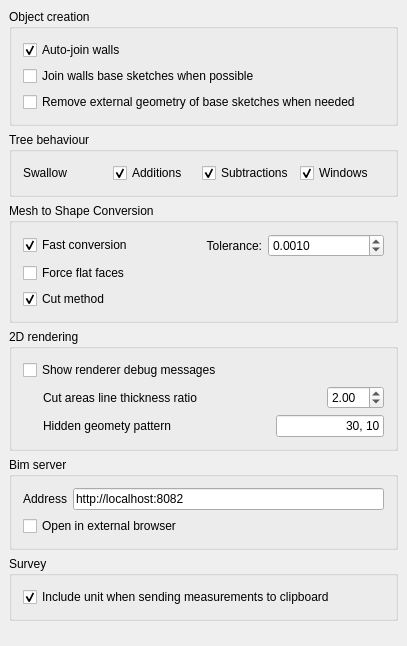
The window that src/Mod/Arch/Resources/ui/preferences-arch.ui (berndhahnebach/All_FreeCAD) describes before a commit, drawn with Qt 5.
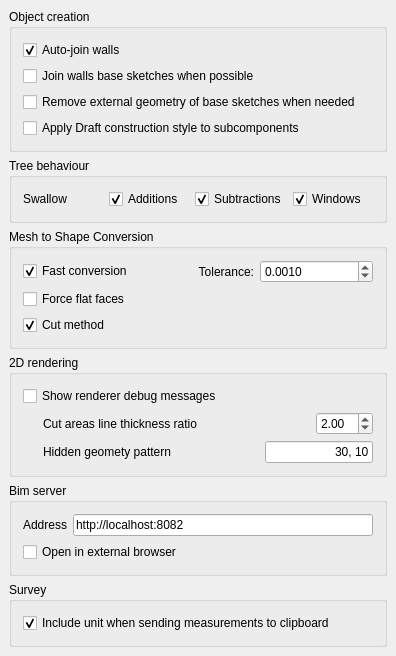
The same window after the commit. Custom widgets are drawn as their Qt base class.

Commit message: Arch: Added Arch/Utilities/Toggle Subcomponent Display command

Diff of the .ui file:
```diff
--- a/src/Mod/Arch/Resources/ui/preferences-arch.ui
+++ b/src/Mod/Arch/Resources/ui/preferences-arch.ui
@@ -6,8 +6,8 @@
    <rect>
     <x>0</x>
     <y>0</y>
-    <width>407</width>
-    <height>646</height>
+    <width>396</width>
+    <height>638</height>
    </rect>
   </property>
   <property name="windowTitle">
@@ -86,6 +86,26 @@
         </item>
        </layout>
       </item>
+      <item>
+       <layout class="QHBoxLayout" name="horizontalLayout_9">
+        <item>
+         <widget class="Gui::PrefCheckBox" name="checkBox_7">
+          <property name="toolTip">
+           <string>If this is checked, when an object becomes Subtraction or Addition of an Arch object, it will receive the Draft Construction color.</string>
+          </property>
+          <property name="text">
+           <string>Apply Draft construction style to subcomponents</string>
+          </property>
+          <property name="prefEntry" stdset="0">
+           <cstring>applyconstructionStyle</cstring>
+          </property>
+          <property name="prefPath" stdset="0">
+           <cstring>Mod/Arch</cstring>
+          </property>
+         </widget>
+        </item>
+       </layout>
+      </item>
      </layout>
     </widget>
    </item>
```
The commit also changes 5 other files.
